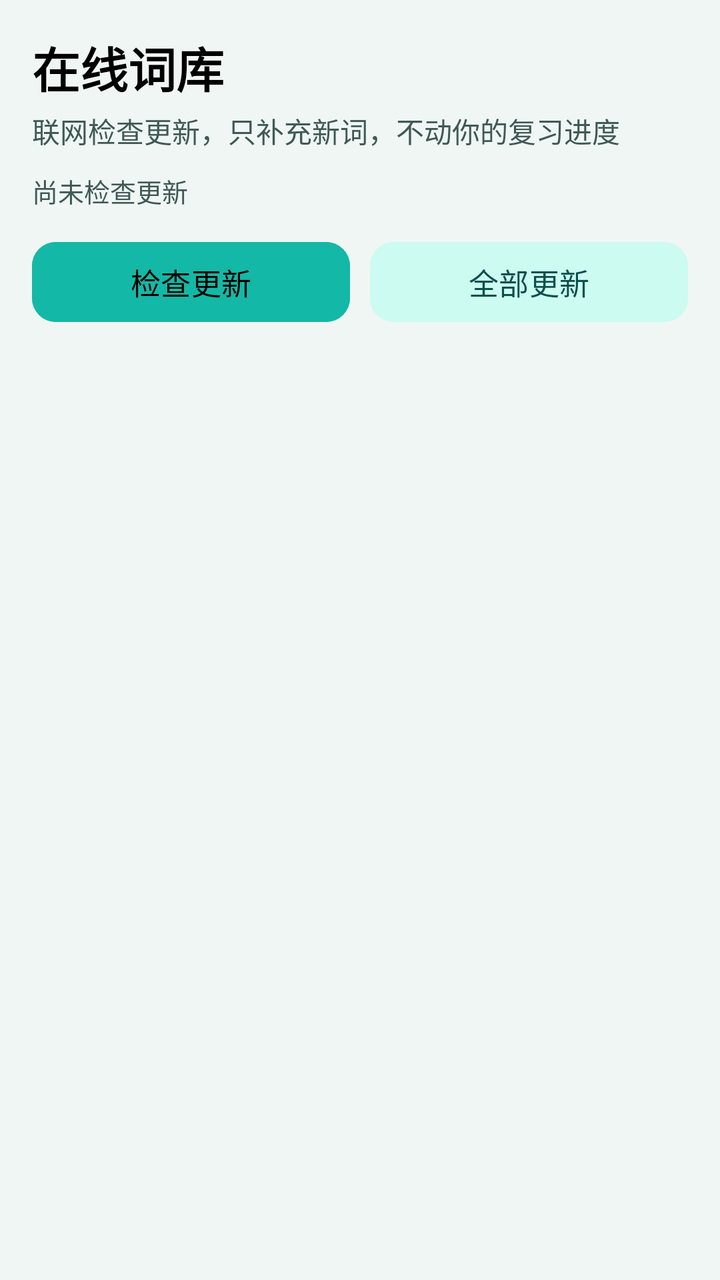
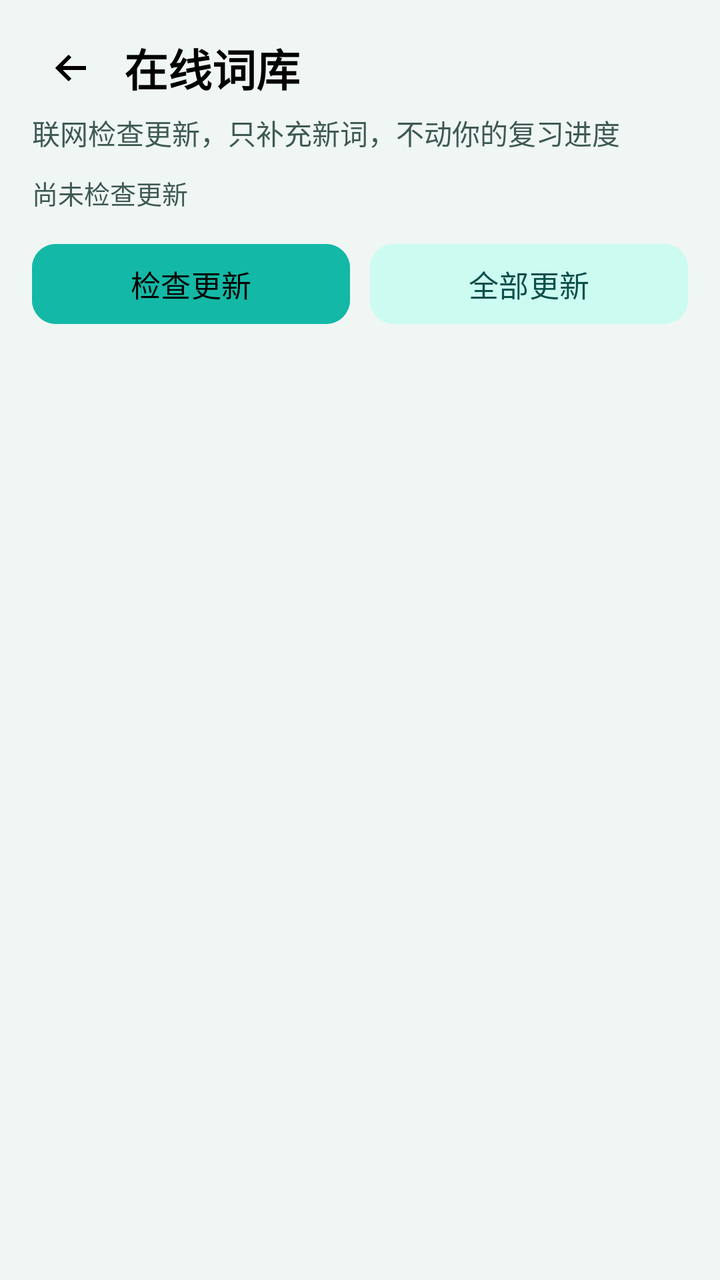

Before-and-after screenshots of an Android layout around one commit, followed by the original layout XML and the change that was made.
<!-- AndroidManifest.xml: application theme Theme.Dancijiyi -->
<!-- res/layout/activity_online_books.xml -->
<?xml version="1.0" encoding="utf-8"?>
<LinearLayout xmlns:android="http://schemas.android.com/apk/res/android"
    xmlns:app="http://schemas.android.com/apk/res-auto"
    android:layout_width="match_parent"
    android:layout_height="match_parent"
    android:background="@color/bg"
    android:orientation="vertical"
    android:paddingLeft="16dp"
    android:paddingTop="16dp"
    android:paddingRight="16dp">

    <TextView
        android:layout_width="wrap_content"
        android:layout_height="wrap_content"
        android:text="在线词库"
        android:textColor="@color/text_black"
        android:textSize="24sp"
        android:textStyle="bold" />

    <TextView
        android:layout_width="wrap_content"
        android:layout_height="wrap_content"
        android:layout_marginTop="4dp"
        android:text="联网检查更新，只补充新词，不动你的复习进度"
        android:textColor="@color/text_secondary"
        android:textSize="14sp" />

    <TextView
        android:id="@+id/tvStatus"
        android:layout_width="match_parent"
        android:layout_height="wrap_content"
        android:layout_marginTop="10dp"
        android:text="尚未检查更新"
        android:textColor="@color/text_secondary"
        android:textSize="13sp" />

    <LinearLayout
        android:layout_width="match_parent"
        android:layout_height="wrap_content"
        android:layout_marginTop="12dp"
        android:orientation="horizontal">

        <com.google.android.material.button.MaterialButton
            android:id="@+id/btnCheck"
            android:layout_width="0dp"
            android:layout_height="48dp"
            android:layout_weight="1"
            android:backgroundTint="@color/brand_mid"
            android:text="检查更新"
            android:textColor="@color/text_black"
            android:textSize="15sp"
            app:cornerRadius="12dp" />

        <com.google.android.material.button.MaterialButton
            android:id="@+id/btnUpdateAll"
            android:layout_width="0dp"
            android:layout_height="48dp"
            android:layout_marginStart="10dp"
            android:layout_weight="1"
            android:backgroundTint="@color/brand_light"
            android:text="全部更新"
            android:textColor="@color/brand_dark"
            android:textSize="15sp"
            app:cornerRadius="12dp" />
    </LinearLayout>

    <ProgressBar
        android:id="@+id/pbLoading"
        style="?android:attr/progressBarStyleHorizontal"
        android:layout_width="match_parent"
        android:layout_height="wrap_content"
        android:layout_marginTop="8dp"
        android:indeterminate="true"
        android:visibility="gone" />

    <androidx.recyclerview.widget.RecyclerView
        android:id="@+id/rvOnline"
        android:layout_width="match_parent"
        android:layout_height="0dp"
        android:layout_marginTop="12dp"
        android:layout_weight="1"
        android:clipToPadding="false"
        android:paddingBottom="16dp"
        android:scrollbars="none" />
</LinearLayout>
<!-- resources referenced by this layout -->
<resources>
  <color name="bg">#EFF6F4</color>
  <color name="brand_dark">#0B4F4A</color>
  <color name="brand_light">#CCFBF1</color>
  <color name="brand_mid">#14B8A6</color>
  <color name="text_black">#FF000000</color>
  <color name="text_secondary">#3F5954</color>
  <style name="Theme.Dancijiyi" parent="Base.Theme.Dancijiyi" />
  <style name="Base.Theme.Dancijiyi" parent="Theme.Material3.Light.NoActionBar">
          <item name="colorPrimary">@color/brand</item>
          <item name="colorOnPrimary">@color/white</item>
          <item name="colorPrimaryContainer">@color/brand_light</item>
          <item name="colorOnPrimaryContainer">@color/brand_dark</item>
          <item name="colorSecondary">@color/accent</item>
          <item name="colorOnSecondary">@color/white</item>
          <item name="colorSurface">@color/surface</item>
          <item name="android:colorBackground">@color/bg</item>
          <item name="colorOnSurface">@color/text_primary</item>
          <item name="colorOnSurfaceVariant">@color/text_secondary</item>
          <item name="android:textColorPrimary">@color/text_primary</item>
          <item name="android:textColorSecondary">@color/text_secondary</item>
          <item name="android:statusBarColor">@android:color/transparent</item>
          <item name="android:navigationBarColor">@android:color/transparent</item>
          <item name="android:windowLightStatusBar">true</item>
          <item name="android:windowLightNavigationBar">true</item>
      </style>
  <color name="brand">#0F766E</color>
  <color name="white">#FFFFFFFF</color>
  <color name="accent">#F59E0B</color>
  <color name="surface">#FFFFFFFF</color>
  <color name="text_primary">#0A1C18</color>
</resources>

<!-- the commit's change to res/layout/activity_online_books.xml (unified diff, before → after) -->
@@ -6,21 +6,40 @@
     android:background="@color/bg"
     android:orientation="vertical"
     android:paddingLeft="16dp"
-    android:paddingTop="16dp"
+    android:paddingTop="14dp"
     android:paddingRight="16dp">
+
+    
+    <LinearLayout
+        android:layout_width="match_parent"
+        android:layout_height="wrap_content"
+        android:gravity="center_vertical"
+        android:orientation="horizontal">
+
+        <ImageView
+            android:id="@+id/btnBack"
+            android:layout_width="40dp"
+            android:layout_height="40dp"
+            android:contentDescription="返回"
+            android:padding="8dp"
+            android:src="@drawable/ic_back"
+            app:tint="@color/text_black" />
+
+        <TextView
+            android:layout_width="0dp"
+            android:layout_height="wrap_content"
+            android:layout_marginStart="6dp"
+            android:layout_weight="1"
+            android:text="在线词库"
+            android:textColor="@color/text_black"
+            android:textSize="22sp"
+            android:textStyle="bold" />
+    </LinearLayout>
 
     <TextView
         android:layout_width="wrap_content"
         android:layout_height="wrap_content"
-        android:text="在线词库"
-        android:textColor="@color/text_black"
-        android:textSize="24sp"
-        android:textStyle="bold" />
-
-    <TextView
-        android:layout_width="wrap_content"
-        android:layout_height="wrap_content"
-        android:layout_marginTop="4dp"
+        android:layout_marginTop="2dp"
         android:text="联网检查更新，只补充新词，不动你的复习进度"
         android:textColor="@color/text_secondary"
         android:textSize="14sp" />
<!-- resource entries referenced after the edit -->
@@ -6,6 +6,22 @@
   <color name="brand_mid">#14B8A6</color>
   <color name="text_black">#FF000000</color>
   <color name="text_secondary">#3F5954</color>
+  <!-- drawable ic_back (drawable) -->
+  <?xml version="1.0" encoding="utf-8"?>
+  <vector xmlns:android="http://schemas.android.com/apk/res/android"
+      android:width="24dp"
+      android:height="24dp"
+      android:viewportWidth="24"
+      android:viewportHeight="24">
+      <path
+          android:strokeColor="#FF000000"
+          android:strokeWidth="2"
+          android:pathData="M19,12H5" />
+      <path
+          android:strokeColor="#FF000000"
+          android:strokeWidth="2"
+          android:pathData="M11,6L5,12L11,18" />
+  </vector>
   <style name="Theme.Dancijiyi" parent="Base.Theme.Dancijiyi" />
   <style name="Base.Theme.Dancijiyi" parent="Theme.Material3.Light.NoActionBar">
           <item name="colorPrimary">@color/brand</item>
